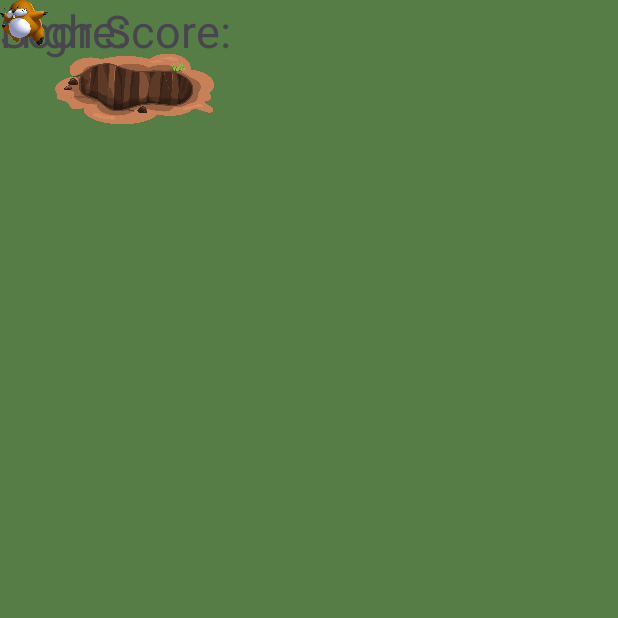
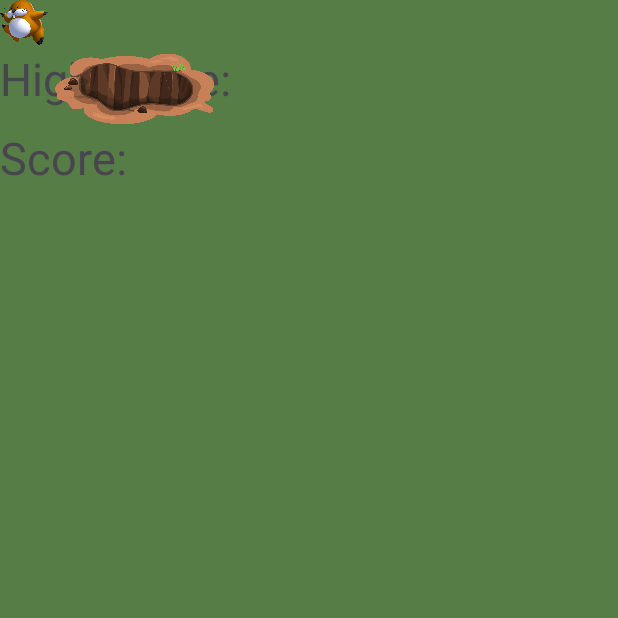
Before and after one commit to Pswiss10/CPRE388, an Android app: the screen it shows after launch (MainActivity), on a phone screen of 412 x 824 dp, the top half of it. Run offline under Robolectric (Android 15) with nearby library versions, the phone set to English and light mode, and no system bars.

```diff
--- a/app/src/main/res/layout/activity_main.xml
+++ b/app/src/main/res/layout/activity_main.xml
@@ -12,19 +12,21 @@
         android:id="@+id/highscore"
         android:layout_width="wrap_content"
         android:layout_height="wrap_content"
+        android:layout_marginTop="32dp"
         android:text="High Score: "
         android:textSize="30dp"
-        tools:layout_editor_absoluteX="16dp"
-        tools:layout_editor_absoluteY="16dp" />
+        app:layout_constraintTop_toTopOf="parent"
+        tools:layout_editor_absoluteX="16dp" />
 
     <TextView
         android:id="@+id/score"
         android:layout_width="wrap_content"
         android:layout_height="wrap_content"
+        android:layout_marginTop="12dp"
         android:text="Score: "
         android:textSize="30dp"
-        tools:layout_editor_absoluteX="16dp"
-        tools:layout_editor_absoluteY="66dp" />
+        app:layout_constraintTop_toBottomOf="@+id/highscore"
+        tools:layout_editor_absoluteX="16dp" />
 
     <ImageView
         android:id="@+id/hole1"
```
